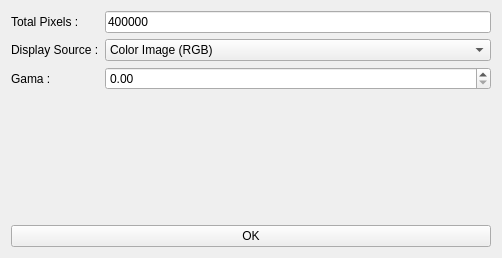
Qt form gui/ui/preprocess_control.ui (panderan/text-detection) before a commit.
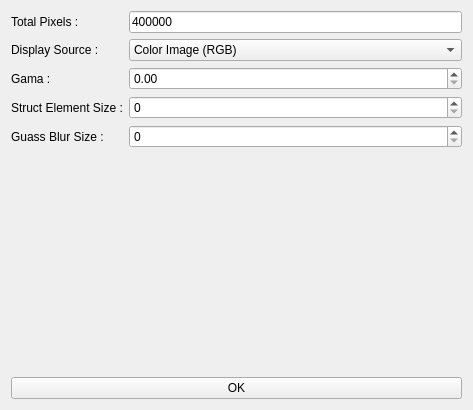
The same form after that commit.

```diff
--- a/gui/ui/preprocess_control.ui
+++ b/gui/ui/preprocess_control.ui
@@ -6,8 +6,8 @@
    <rect>
     <x>0</x>
     <y>0</y>
-    <width>502</width>
-    <height>258</height>
+    <width>473</width>
+    <height>410</height>
    </rect>
   </property>
   <property name="windowTitle">
@@ -76,6 +76,26 @@
      <item row="2" column="1">
       <widget class="QDoubleSpinBox" name="spinbox_gama"/>
      </item>
+     <item row="4" column="0">
+      <widget class="QLabel" name="label_struct_element_size">
+       <property name="text">
+        <string>Struct Element Size :</string>
+       </property>
+      </widget>
+     </item>
+     <item row="5" column="0">
+      <widget class="QLabel" name="label_guass_blur_size">
+       <property name="text">
+        <string>Guass Blur Size :</string>
+       </property>
+      </widget>
+     </item>
+     <item row="4" column="1">
+      <widget class="QSpinBox" name="spinbox_struct_element_size"/>
+     </item>
+     <item row="5" column="1">
+      <widget class="QSpinBox" name="spinbox_guass_blur_size"/>
+     </item>
     </layout>
    </item>
    <item>
```
Left out of the diff: 5 changed lines with no effect on the pictures.
